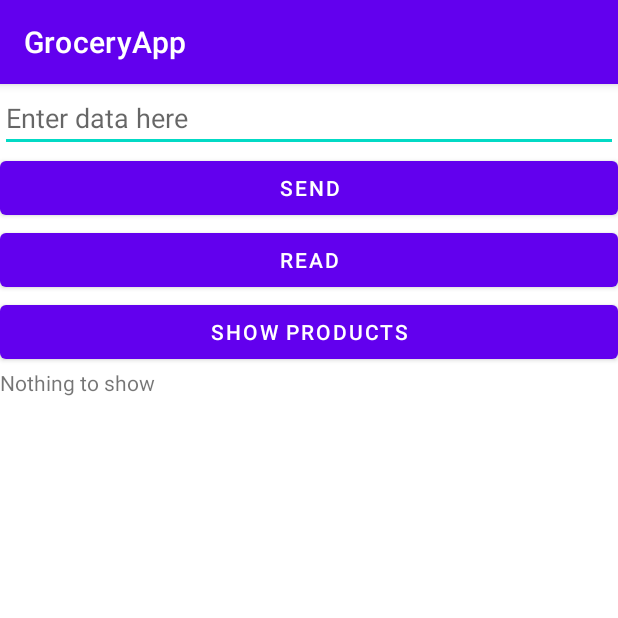
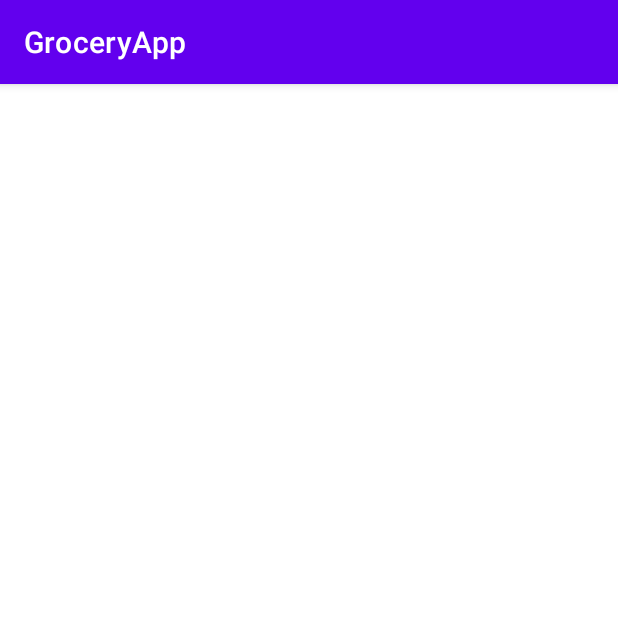
Before and after one commit to Tim1245/GroceryApp, an Android app: the screen it shows after launch (MainActivity), on a phone screen of 412 x 824 dp, the top half of it. Run offline under Robolectric (Android 15) with nearby library versions, the light colour scheme and no system bars; our stand-ins replace Firebase (no records; nobody signed in at launch, a user with empty details on screens opened directly); 4 statements that could not run were skipped.

Commit message:
New UI only showing products, everything else removed

```diff
--- a/app/build.gradle
+++ b/app/build.gradle
@@ -40,4 +40,9 @@ dependencies {
     testImplementation 'junit:junit:4.13.2'
     androidTestImplementation 'androidx.test.ext:junit:1.1.3'
     androidTestImplementation 'androidx.test.espresso:espresso-core:3.4.0'
+    implementation 'com.firebaseui:firebase-ui-database:8.0.1'
+    implementation 'androidx.recyclerview:recyclerview:1.2.1'
+    implementation 'com.github.bumptech.glide:glide:4.13.2'
+    implementation "androidx.cardview:cardview:1.0.0"
+    implementation 'de.hdodenhof:circleimageview:3.1.0'
 }
--- a/app/src/main/AndroidManifest.xml
+++ b/app/src/main/AndroidManifest.xml
@@ -2,7 +2,7 @@
 <manifest xmlns:android="http://schemas.android.com/apk/res/android"
     xmlns:tools="http://schemas.android.com/tools"
     package="com.example.groceryapp">
-
+    <uses-permission android:name="android.permission.INTERNET"/>
     <application
         android:allowBackup="true"
         android:dataExtractionRules="@xml/data_extraction_rules"
@@ -13,9 +13,6 @@
         android:supportsRtl="true"
         android:theme="@style/Theme.GroceryApp"
         tools:targetApi="31">
-        <activity
-            android:name=".showProducts"
-            android:exported="false" />
         <activity
             android:name=".MainActivity"
             android:exported="true">
--- a/app/src/main/java/com/example/groceryapp/MainActivity.java
+++ b/app/src/main/java/com/example/groceryapp/MainActivity.java
@@ -14,57 +14,58 @@ import com.google.firebase.database.DataSnapshot;
 import com.google.firebase.database.DatabaseError;
 import com.google.firebase.database.DatabaseReference;
 import com.google.firebase.database.FirebaseDatabase;
-import com.google.firebase.database.ValueEventListener;
+
+
+import android.content.Intent;
+import android.os.Bundle;
+import android.view.View;
+import android.widget.Button;
+import android.widget.EditText;
+import android.widget.TextView;
+
+import androidx.annotation.NonNull;
+import androidx.appcompat.app.AppCompatActivity;
+import androidx.recyclerview.widget.LinearLayoutManager;
+import androidx.recyclerview.widget.RecyclerView;
+
+import com.firebase.ui.database.FirebaseRecyclerOptions;
+import com.google.firebase.database.DataSnapshot;
+import com.google.firebase.database.DatabaseError;
+import com.google.firebase.database.DatabaseReference;
+import com.google.firebase.database.FirebaseDatabase;
 
 public class MainActivity extends AppCompatActivity {
-    private EditText input;
-    private TextView textView;
+    RecyclerView recyclerView;
+    MainAdapter mainAdapter;
     // Get the database instance and store into object
     @Override
     protected void onCreate(Bundle savedInstanceState) {
         super.onCreate(savedInstanceState);
         setContentView(R.layout.activity_main);
-        input=findViewById(R.id.input);
-        Button btn = findViewById(R.id.btn);
-        Button btnRead = findViewById(R.id.btnRead);
-        textView = findViewById(R.id.textView);
-        Button show = findViewById(R.id.showProducts);
 
-        DatabaseReference rootDatabaseref = FirebaseDatabase.getInstance("https://grocery-price-tracker-fedd5-default-rtdb.europe-west1.firebasedatabase.app/").getReference("Message");
-        DatabaseReference LidlDatabaseref = FirebaseDatabase.getInstance("https://grocery-price-tracker-fedd5-default-rtdb.europe-west1.firebasedatabase.app/").getReference("Lidl");
-
-        btnRead.setOnClickListener(view -> LidlDatabaseref.addValueEventListener(new ValueEventListener() {
-            @Override
-            public void onDataChange(@NonNull DataSnapshot snapshot) {
-                if (snapshot.exists()){
-                    String data=snapshot.getValue().toString();
-                    textView.setText(data);
-                }
-            }
-
-            @Override
-            public void onCancelled(@NonNull DatabaseError error) {
-
-            }
-        }));
-
-        show.setOnClickListener(new View.OnClickListener() {
-            @Override
-            public void onClick(View view) {
-                OpenActivity();
-            }
-        });
-        btn.setOnClickListener(view -> {
-            String data=input.getText().toString();
-
-            rootDatabaseref.setValue(data);
-        });
+        recyclerView = findViewById(R.id.rv);
+        recyclerView.setLayoutManager(new LinearLayoutManager(this));
 
 
+        FirebaseRecyclerOptions<MainModel> options=
+                new FirebaseRecyclerOptions.Builder<MainModel>()
+                        .setQuery(FirebaseDatabase.getInstance().getReference().child("Test"), MainModel.class)
+                        .build();
+
+        mainAdapter = new MainAdapter(options);
+        recyclerView.setAdapter(mainAdapter);
 
     }
-    public void OpenActivity(){
-        Intent intent = new Intent(this, showProducts.class);
-        startActivity(intent);
+
+    @Override
+    protected void onStart() {
+        super.onStart();
+        mainAdapter.startListening();
+    }
+
+    @Override
+    protected void onStop() {
+        super.onStop();
+        mainAdapter.stopListening();
     }
 }
--- a/app/src/main/res/layout/activity_main.xml
+++ b/app/src/main/res/layout/activity_main.xml
@@ -1,46 +1,18 @@
 <?xml version="1.0" encoding="utf-8"?>
-<RelativeLayout xmlns:android="http://schemas.android.com/apk/res/android"
-    xmlns:app="http://schemas.android.com/apk/res-auto"
+<androidx.constraintlayout.widget.ConstraintLayout xmlns:android="http://schemas.android.com/apk/res/android"
     xmlns:tools="http://schemas.android.com/tools"
     android:layout_width="match_parent"
     android:layout_height="match_parent"
-    tools:context=".MainActivity">
+    tools:context=".MainActivity"
+    xmlns:app="http://schemas.android.com/apk/res-auto">
 
-    <EditText
+    <androidx.recyclerview.widget.RecyclerView
+        android:id="@+id/rv"
         android:layout_width="match_parent"
-        android:layout_height="wrap_content"
-        android:hint="Enter data here"
-        android:id="@+id/input"
+        android:layout_height="match_parent"
+        app:layout_constraintTop_toTopOf="parent"
+        app:layout_constraintStart_toStartOf="parent"
+        app:layout_constraintEnd_toEndOf="parent"
+        app:layout_constraintBottom_toBottomOf="parent"
         />
-
-    <Button
-        android:id="@+id/btn"
-        android:layout_width="match_parent"
-        android:layout_height="wrap_content"
-        android:layout_below="@+id/input"
-        android:text="Send" />
-
-    <Button
-        android:id="@+id/btnRead"
-        android:layout_width="match_parent"
-        android:layout_height="wrap_content"
-        android:layout_below="@+id/btn"
-        android:text="Read" />
-
-    <Button
-        android:id="@+id/showProducts"
-        android:layout_width="match_parent"
-        android:layout_height="wrap_content"
-        android:layout_below="@+id/btnRead"
-        android:text="Show Products" />
-
-    <TextView
-        android:layout_width="match_parent"
-        android:layout_height="wrap_content"
-        android:text="Nothing to show"
-        android:id="@+id/textView"
-        android:layout_below="@+id/showProducts"
-       />
-
-
-</RelativeLayout>
+</androidx.constraintlayout.widget.ConstraintLayout>
```
Also changed, not shown: app/src/main/java/com/example/groceryapp/AdapterRecycleView.java (deleted, +0 -64 lines), app/src/main/java/com/example/groceryapp/ProductModel.java (deleted, +0 -47 lines), app/src/main/java/com/example/groceryapp/showProducts.java (deleted, +0 -55 lines), app/src/main/res/layout/activity_show_products.xml (deleted, +0 -56 lines), app/src/main/res/layout/products_row.xml (deleted, +0 -75 lines).
